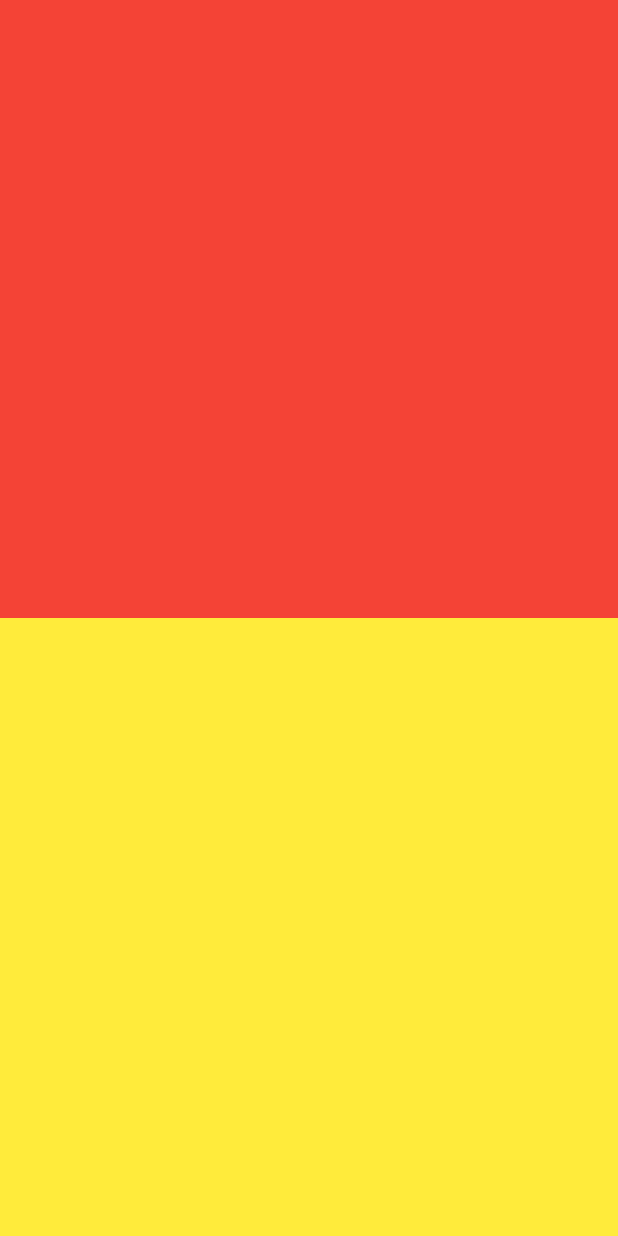
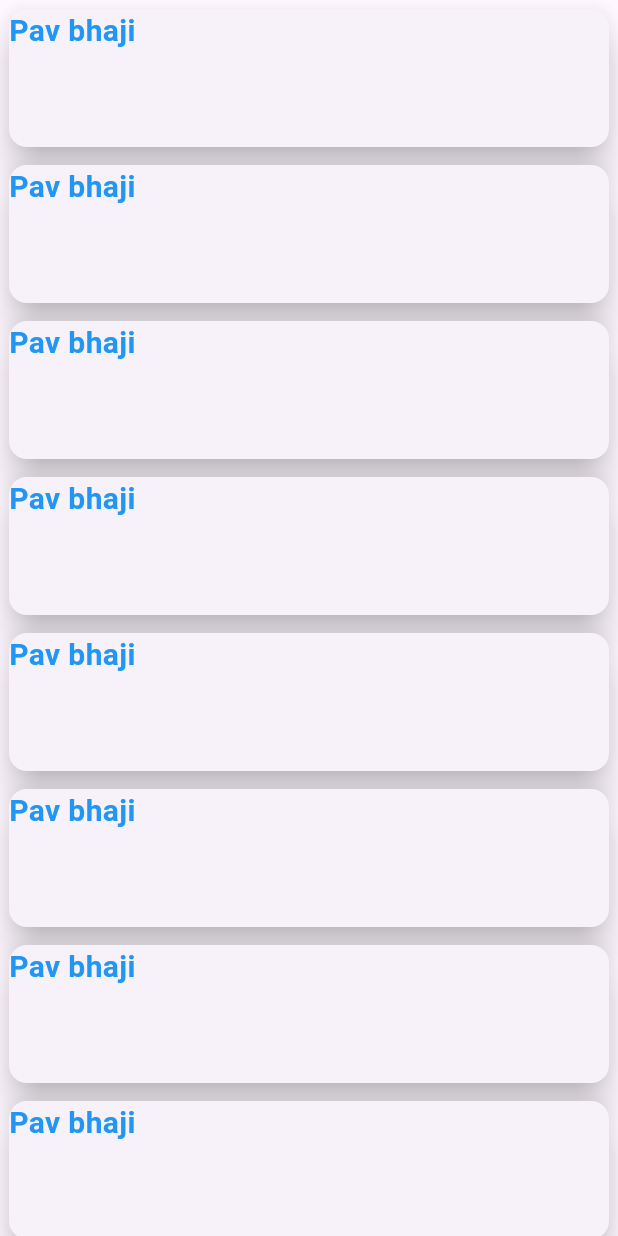
Before and after one commit to theeasylearn/flutter_11_basic_of_flutter, a Flutter app: the screen it shows after launch, on a phone screen of 412 x 824 dp. Run offline on Flutter 3.47's test engine with Material 3 defaults, Android fonts, the phone set to English and light mode, and no system bars.

Commit message:
Initial commit

```diff
--- /dev/null
+++ b/lib/MySliverDemo1.dart
@@ -0,0 +1,32 @@
+import 'package:flutter/material.dart';
+class MySliverDemo1 extends StatelessWidget
+{
+  @override
+  Widget build(BuildContext context) {
+    return MaterialApp(
+        home: Scaffold(
+          body: CustomScrollView(
+            slivers: [
+               SliverList(delegate: SliverChildBuilderDelegate((context,index) {
+                  return Padding(
+                    padding: const EdgeInsets.all(2.0),
+                    child: Container(
+                      height: 100,
+                      child: Card(
+                        elevation: 10,
+                        child: Text("Pav bhaji",style: TextStyle(
+                          fontSize: 20,
+                          color: Colors.blue,
+                          fontWeight: FontWeight.bold
+                              ),),
+                      ),
+                    ),
+                  );
+               },
+                   childCount: 20))
+            ],
+          ),
+        ),
+    );
+  }
+}
--- a/lib/gridview_demo_1.dart
+++ b/lib/gridview_demo_1.dart
@@ -58,7 +58,9 @@ class GridviewDemo1 extends StatelessWidget {
             itemCount: countries.length,
             gridDelegate: SliverGridDelegateWithFixedCrossAxisCount(
                 childAspectRatio: 1.4,
-                crossAxisCount: 2, mainAxisSpacing: 5, crossAxisSpacing: 5),
+                crossAxisCount: 2,
+                mainAxisSpacing: 5,
+                crossAxisSpacing: 5),
             itemBuilder: (context,index){
                 return (Card(
                   elevation: 10,
--- /dev/null
+++ b/lib/layoutbuilder_demo_1.dart
@@ -0,0 +1,116 @@
+import 'package:flutter/material.dart';
+final List<Map<String, String>> countries = [
+  { "name": "Germany", "flag": "https://flagpedia.net/data/flags/w580/de.png", "continent": "Europe" },
+  { "name": "United Kingdom", "flag": "https://flagpedia.net/data/flags/w580/gb.png", "continent": "Europe" },
+  { "name": "France", "flag": "https://flagpedia.net/data/flags/w580/fr.png", "continent": "Europe" },
+  { "name": "Italy", "flag": "https://flagpedia.net/data/flags/w580/it.png", "continent": "Europe" },
+  { "name": "Spain", "flag": "https://flagpedia.net/data/flags/w580/es.png", "continent": "Europe" },
+  { "name": "Netherlands", "flag": "https://flagpedia.net/data/flags/w580/nl.png", "continent": "Europe" },
+  { "name": "Belgium", "flag": "https://flagpedia.net/data/flags/w580/be.png", "continent": "Europe" },
+  { "name": "Switzerland", "flag": "https://flagpedia.net/data/flags/w580/ch.png", "continent": "Europe" },
+  { "name": "Austria", "flag": "https://flagpedia.net/data/flags/w580/at.png", "continent": "Europe" },
+  { "name": "Portugal", "flag": "https://flagpedia.net/data/flags/w580/pt.png", "continent": "Europe" },
+  { "name": "Sweden", "flag": "https://flagpedia.net/data/flags/w580/se.png", "continent": "Europe" },
+  { "name": "Norway", "flag": "https://flagpedia.net/data/flags/w580/no.png", "continent": "Europe" },
+  { "name": "Denmark", "flag": "https://flagpedia.net/data/flags/w580/dk.png", "continent": "Europe" },
+  { "name": "Finland", "flag": "https://flagpedia.net/data/flags/w580/fi.png", "continent": "Europe" },
+  { "name": "Greece", "flag": "https://flagpedia.net/data/flags/w580/gr.png", "continent": "Europe" },
+  { "name": "Poland", "flag": "https://flagpedia.net/data/flags/w580/pl.png", "continent": "Europe" },
+  { "name": "Czech Republic", "flag": "https://flagpedia.net/data/flags/w580/cz.png", "continent": "Europe" },
+  { "name": "Hungary", "flag": "https://flagpedia.net/data/flags/w580/hu.png", "continent": "Europe" },
+  { "name": "Ireland", "flag": "https://flagpedia.net/data/flags/w580/ie.png", "continent": "Europe" },
+  { "name": "Slovakia", "flag": "https://flagpedia.net/data/flags/w580/sk.png", "continent": "Europe" },
+  { "name": "China", "flag": "https://flagpedia.net/data/flags/w580/cn.png", "continent": "Asia" },
+  { "name": "India", "flag": "https://flagpedia.net/data/flags/w580/in.png", "continent": "Asia" },
+  { "name": "Japan", "flag": "https://flagpedia.net/data/flags/w580/jp.png", "continent": "Asia" },
+  { "name": "South Korea", "flag": "https://flagpedia.net/data/flags/w580/kr.png", "continent": "Asia" },
+  { "name": "Indonesia", "flag": "https://flagpedia.net/data/flags/w580/id.png", "continent": "Asia" },
+  { "name": "Nigeria", "flag": "https://flagpedia.net/data/flags/w580/ng.png", "continent": "Africa" },
+  { "name": "Egypt", "flag": "https://flagpedia.net/data/flags/w580/eg.png", "continent": "Africa" },
+  { "name": "South Africa", "flag": "https://flagpedia.net/data/flags/w580/za.png", "continent": "Africa" },
+  { "name": "Kenya", "flag": "https://flagpedia.net/data/flags/w580/ke.png", "continent": "Africa" },
+  { "name": "Ethiopia", "flag": "https://flagpedia.net/data/flags/w580/et.png", "continent": "Africa" },
+  { "name": "United States", "flag": "https://flagpedia.net/data/flags/w580/us.png", "continent": "North America" },
+  { "name": "Canada", "flag": "https://flagpedia.net/data/flags/w580/ca.png", "continent": "North America" },
+  { "name": "Mexico", "flag": "https://flagpedia.net/data/flags/w580/mx.png", "continent": "North America" },
+  { "name": "Cuba", "flag": "https://flagpedia.net/data/flags/w580/cu.png", "continent": "North America" },
+  { "name": "Jamaica", "flag": "https://flagpedia.net/data/flags/w580/jm.png", "continent": "North America" },
+  { "name": "Brazil", "flag": "https://flagpedia.net/data/flags/w580/br.png", "continent": "South America" },
+  { "name": "Argentina", "flag": "https://flagpedia.net/data/flags/w580/ar.png", "continent": "South America" },
+  { "name": "Colombia", "flag": "https://flagpedia.net/data/flags/w580/co.png", "continent": "South America" },
+  { "name": "Chile", "flag": "https://flagpedia.net/data/flags/w580/cl.png", "continent": "South America" },
+  { "name": "Peru", "flag": "https://flagpedia.net/data/flags/w580/pe.png", "continent": "South America" },
+  { "name": "Australia", "flag": "https://flagpedia.net/data/flags/w580/au.png", "continent": "Australia" },
+  { "name": "New Zealand", "flag": "https://flagpedia.net/data/flags/w580/nz.png", "continent": "Australia" },
+  { "name": "Papua New Guinea", "flag": "https://flagpedia.net/data/flags/w580/pg.png", "continent": "Australia" },
+  { "name": "Fiji", "flag": "https://flagpedia.net/data/flags/w580/fj.png", "continent": "Australia" },
+  { "name": "Solomon Islands", "flag": "https://flagpedia.net/data/flags/w580/sb.png", "continent": "Australia" }
+];
+
+class LayoutbuilderDemo1 extends StatelessWidget {
+
+  @override
+  Widget build(BuildContext context) {
+    return MaterialApp(
+      home: Scaffold(
+        appBar: AppBar(
+          title: Text("this is an example of layout builder"),
+        ),
+        body: LayoutBuilder(builder: (context, parent){
+            return Column(
+                children: [
+                  Container(
+                  color: Colors.blue,
+                  width: parent.maxWidth,
+                  height: parent.maxHeight * 0.33,
+                  child: LayoutBuilder(
+                    builder: (context,parent2) {
+                      return ListView.builder(
+                          itemCount: countries.length,
+                          scrollDirection: Axis.horizontal,
+                          itemBuilder: (context, index) {
+                            return Container(
+                              height: parent2.maxHeight * 0.80,
+                              child: Padding(
+                                padding: EdgeInsets.all(10),
+                                child: LayoutBuilder(
+                                  builder: (context,parent3){
+                                     return Card(
+                                       elevation: 10,
+                                       child: Padding(
+                                         padding: const EdgeInsets.all(5.0),
+                                         child: Column(
+                                           children: [
+                                             Image.network("https://picsum.photos/200?random=1",
+                                               height: parent3.maxHeight * 0.80,),
+                                             Text("India")
+                                           ],
+                                         ),
+                                       ),
+                                     );
+                                  },
+                                ),
+                              ),
+                            );
+                          });
+                    },
+                  ),
+
+                  ),
+                  Container(
+                  color: Colors.yellow,
+                  width: parent.maxWidth,
+                  height: parent.maxHeight * 0.33
+                  ),
+                  Container(
+                  color: Colors.red,
+                  width: parent.maxWidth,
+                  height: parent.maxHeight * 0.33
+                  ),
+                ],
+            );
+        }),
+      ),
+    );
+  }
+}
```
Also changed, not shown: lib/main.dart (+13 -10 lines), lib/responsive_design_1.dart (added, +74 -0 lines).
